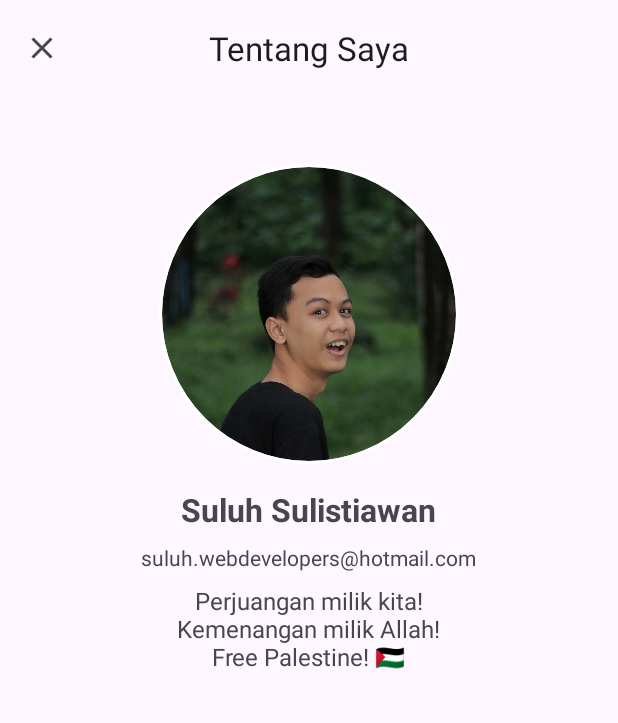
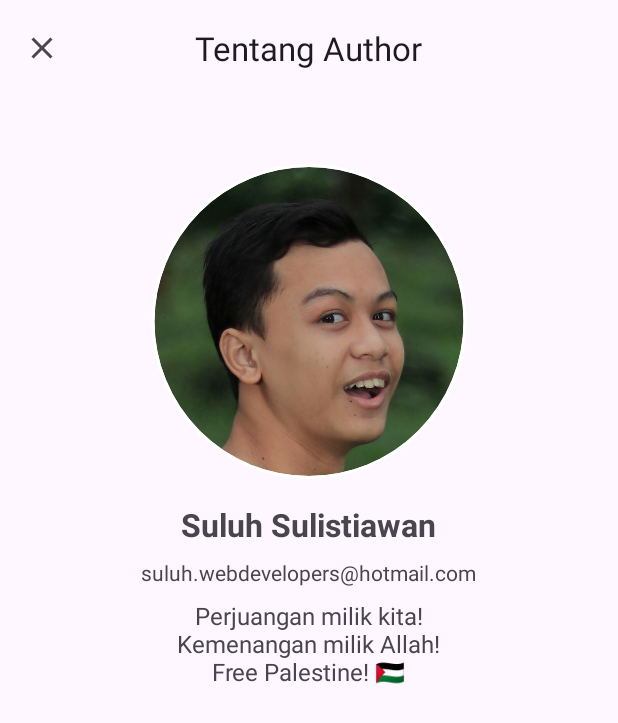
Before and after one commit to sooluh/goldeninkwell, an Android app: the AboutActivity screen opened directly, with no data from a screen before it, on a phone screen of 412 x 824 dp. Shown: the top 723 px of the screen. Run offline under Robolectric (Android 15) with nearby library versions, the phone set to English and light mode, and no system bars; our stand-ins replace CircleImageView.

```diff
--- a/app/src/main/java/id/sooluh/muslim/AboutActivity.kt
+++ b/app/src/main/java/id/sooluh/muslim/AboutActivity.kt
@@ -1,7 +1,8 @@
 package id.sooluh.muslim
 
 import android.os.Bundle
-import android.view.View
+import android.widget.ImageView
+import android.widget.TextView
 import androidx.appcompat.app.AppCompatActivity
 import com.google.android.material.appbar.MaterialToolbar
 
@@ -11,11 +12,15 @@ class AboutActivity : AppCompatActivity() {
         setContentView(R.layout.activity_about)
 
         val topAppBar: MaterialToolbar = findViewById(R.id.top_app_bar)
+        val imgAvatar = findViewById<ImageView>(R.id.img_author_avatar)
+        val tvName = findViewById<TextView>(R.id.tv_author_name)
+        val tvEmail = findViewById<TextView>(R.id.tv_author_email)
+        val tvBio = findViewById<TextView>(R.id.tv_author_bio)
+
         topAppBar.setNavigationOnClickListener { finish() }
-    }
-
-    @Suppress("DEPRECATION")
-    fun onBackPressed(view: View) {
-        onBackPressed()
+        imgAvatar.setImageResource(R.drawable.author_avatar)
+        tvName.text = getString(R.string.author_name)
+        tvEmail.text = getString(R.string.author_email)
+        tvBio.text = getString(R.string.author_bio)
     }
 }
--- a/app/src/main/java/id/sooluh/muslim/MainActivity.kt
+++ b/app/src/main/java/id/sooluh/muslim/MainActivity.kt
@@ -3,7 +3,6 @@ package id.sooluh.muslim
 import android.content.Intent
 import androidx.appcompat.app.AppCompatActivity
 import android.os.Bundle
-import android.view.View
 import androidx.recyclerview.widget.LinearLayoutManager
 import androidx.recyclerview.widget.RecyclerView
 import com.google.android.material.floatingactionbutton.FloatingActionButton
--- a/app/src/main/res/layout/activity_about.xml
+++ b/app/src/main/res/layout/activity_about.xml
@@ -35,34 +35,43 @@
             android:layout_marginBottom="45dp">
 
             <de.hdodenhof.circleimageview.CircleImageView
-                android:layout_width="200dp"
-                android:layout_height="200dp"
+                android:id="@+id/img_author_avatar"
+                android:layout_width="wrap_content"
+                android:layout_height="210dp"
+                android:scaleType="centerCrop"
                 android:src="@drawable/author_avatar"
+                android:contentDescription="@string/avatar"
                 app:civ_border_width="2dp"
                 app:civ_border_color="@android:color/white" />
 
             <TextView
+                android:id="@+id/tv_author_name"
                 android:layout_width="wrap_content"
                 android:layout_height="wrap_content"
                 android:text="@string/author_name"
                 android:textSize="21sp"
                 android:textStyle="bold"
-                android:layout_marginTop="16dp" />
+                android:layout_marginTop="16dp"
+                android:contentDescription="@string/full_name" />
 
             <TextView
+                android:id="@+id/tv_author_email"
                 android:layout_width="wrap_content"
                 android:layout_height="wrap_content"
                 android:text="@string/author_email"
                 android:textSize="14sp"
-                android:layout_marginTop="8dp" />
+                android:layout_marginTop="8dp"
+                android:contentDescription="@string/email_address" />
 
             <TextView
+                android:id="@+id/tv_author_bio"
                 android:layout_width="wrap_content"
                 android:layout_height="wrap_content"
                 android:text="@string/author_bio"
                 android:textSize="16sp"
                 android:layout_marginTop="8dp"
-                android:gravity="center" />
+                android:gravity="center"
+                android:contentDescription="@string/bio" />
 
         </LinearLayout>
 
--- a/app/src/main/res/layout/item_row_scientists.xml
+++ b/app/src/main/res/layout/item_row_scientists.xml
@@ -29,7 +29,6 @@
             app:layout_constraintBottom_toBottomOf="parent"
             app:layout_constraintStart_toStartOf="parent"
             app:layout_constraintTop_toTopOf="parent"
-            tools:ignore="ImageContrastCheck"
             tools:src="@tools:sample/avatars" />
 
         <TextView
--- a/app/src/main/res/values-night/themes.xml
+++ /dev/null
@@ -1,4 +0,0 @@
-<resources xmlns:tools="http://schemas.android.com/tools">
-    <style name="Base.Theme.GoldenInkwell" parent="Theme.Material3.DayNight.NoActionBar">
-    </style>
-</resources>
--- a/app/src/main/res/values/strings.xml
+++ b/app/src/main/res/values/strings.xml
@@ -3,7 +3,11 @@
 
     <string name="muslim_scientists">Ilmuwan Muslim</string>
     <string name="description">Deskripsi</string>
-    <string name="about_us">Tentang Saya</string>
+    <string name="about_us">Tentang Author</string>
+    <string name="avatar">Avatar</string>
+    <string name="full_name">Nama Lengkap</string>
+    <string name="email_address">Alamat Surel</string>
+    <string name="bio">Bio</string>
 
     <string name="author_name">Suluh Sulistiawan</string>
     <string name="author_email">suluh.webdevelopers@hotmail.com</string>
--- a/app/src/main/res/values/themes.xml
+++ b/app/src/main/res/values/themes.xml
@@ -2,5 +2,7 @@
     <style name="Base.Theme.GoldenInkwell" parent="Theme.Material3.DayNight.NoActionBar">
     </style>
 
-    <style name="Theme.GoldenInkwell" parent="Base.Theme.GoldenInkwell" />
+    <style name="Theme.GoldenInkwell" parent="Base.Theme.GoldenInkwell">
+        <item name="android:windowIsTranslucent">true</item>
+    </style>
 </resources>
```
